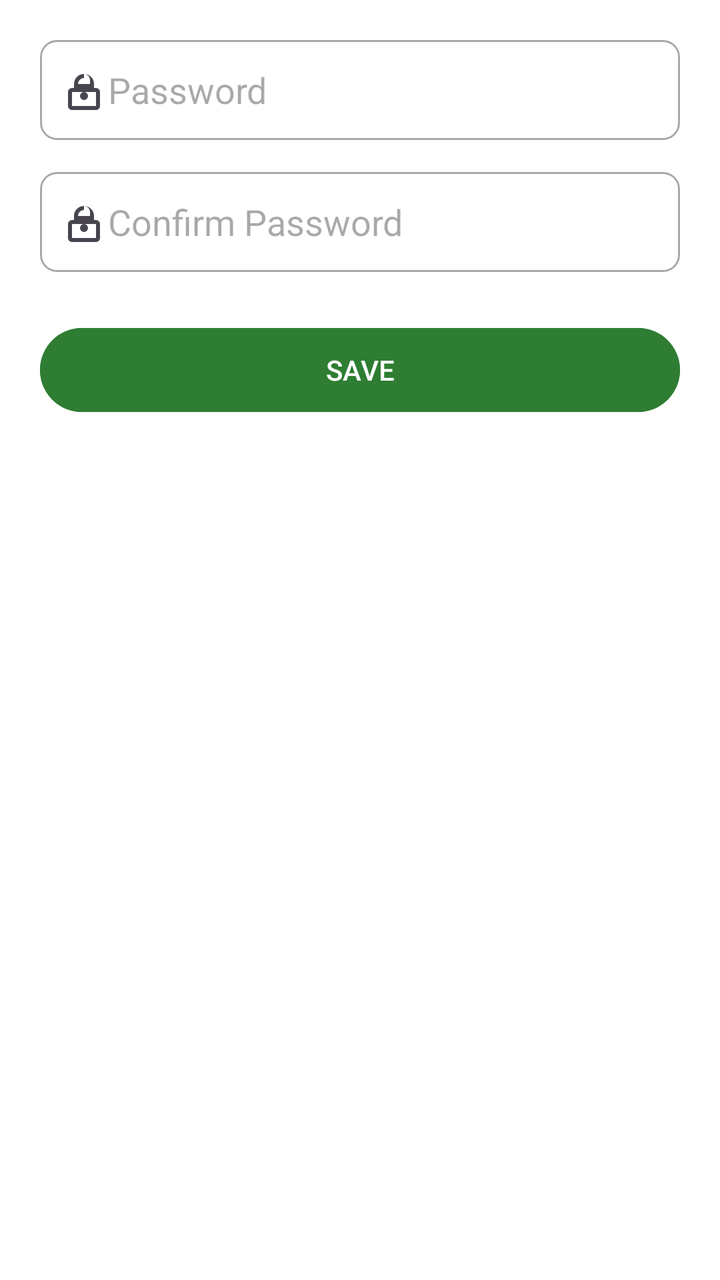
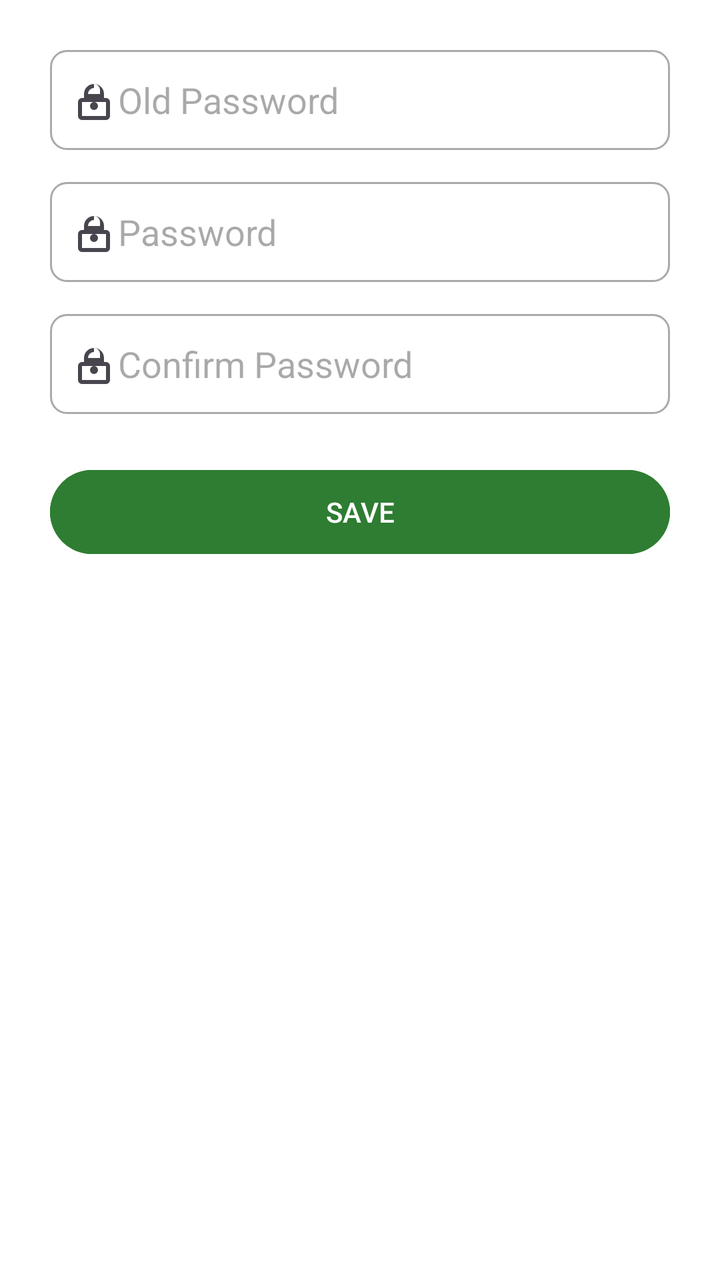

Screens rendered from an Android XML layout before and after an edit, with the pre-edit source and the edit as a unified diff.
<!-- AndroidManifest.xml: application theme Theme.HireBridge -->
<!-- res/layout/fragment_change_password.xml -->
<?xml version="1.0" encoding="utf-8"?>
<LinearLayout xmlns:android="http://schemas.android.com/apk/res/android"
    android:layout_width="match_parent"
    android:layout_height="match_parent"
    android:orientation="vertical"
    android:padding="20dp"
    android:background="@android:color/white">

    
    <EditText
        android:id="@+id/etPassword"
        android:layout_width="match_parent"
        android:layout_height="50dp"
        android:hint="Password"
        android:inputType="textPassword"
        android:drawableStart="@drawable/ic_lock"
        android:background="@drawable/edittext_bg"
        android:paddingStart="10dp"
        android:layout_marginBottom="16dp"/>

    
    <EditText
        android:id="@+id/etConfirmPassword"
        android:layout_width="match_parent"
        android:layout_height="50dp"
        android:hint="Confirm Password"
        android:inputType="textPassword"
        android:drawableStart="@drawable/ic_lock"
        android:background="@drawable/edittext_bg"
        android:paddingStart="10dp"
        android:layout_marginBottom="24dp"/>

    
    <Button
        android:id="@+id/btnSavePassword"
        android:layout_width="match_parent"
        android:layout_height="50dp"
        android:text="SAVE"
        android:backgroundTint="@color/green"
        android:textColor="@android:color/white"/>

</LinearLayout>
<!-- resources referenced by this layout -->
<resources>
  <color name="green">#2E7D32</color>
  <!-- drawable edittext_bg (drawable) -->
  <?xml version="1.0" encoding="utf-8"?>
  <shape xmlns:android="http://schemas.android.com/apk/res/android"
      android:shape="rectangle">
  
      
      <solid android:color="@android:color/white"/>
  
      
      <stroke
          android:width="1dp"
          android:color="@android:color/darker_gray"/>
  
      
      <corners android:radius="8dp"/>
  
      
      <padding
          android:left="10dp"
          android:top="10dp"
          android:right="10dp"
          android:bottom="10dp"/>
  </shape>
  <!-- drawable ic_lock (drawable) -->
  <vector xmlns:android="http://schemas.android.com/apk/res/android"
      android:width="24dp"
      android:height="24dp"
      android:viewportWidth="24"
      android:viewportHeight="24"
      android:tint="?attr/colorControlNormal">
  
      <path
          android:fillColor="@android:color/black"
          android:pathData="M12,17a2,2 0 1,0 0,-4 2,2 0 0,0 0,4zm6,-6h-1V9a5,5 0 0,0 -10,0v2H6a2,2 0 0,0 -2,2v7a2,2 0 0,0 2,2h12a2,2 0 0,0 2,-2v-7a2,2 0 0,0 -2,-2zm-6,-7a3,3 0 0,1 3,3v2H9V9a3,3 0 0,1 3,-3zm6,16H6v-7h12v7z"/>
  </vector>
  <style name="Theme.HireBridge" parent="Base.Theme.HireBridge" />
  <style name="Base.Theme.HireBridge" parent="Theme.Material3.DayNight.NoActionBar">
          
          
      </style>
</resources>

<!-- the commit's change to res/layout/fragment_change_password.xml (unified diff, before → after) -->
@@ -3,9 +3,18 @@
     android:layout_width="match_parent"
     android:layout_height="match_parent"
     android:orientation="vertical"
-    android:padding="20dp"
+    android:padding="25dp"
     android:background="@android:color/white">
-
+    <EditText
+        android:id="@+id/etoldPassword"
+        android:layout_width="match_parent"
+        android:layout_height="50dp"
+        android:hint="Old Password"
+        android:inputType="textPassword"
+        android:drawableStart="@drawable/ic_lock"
+        android:background="@drawable/edittext_bg"
+        android:paddingStart="10dp"
+        android:layout_marginBottom="16dp"/>
     
     <EditText
         android:id="@+id/etPassword"
